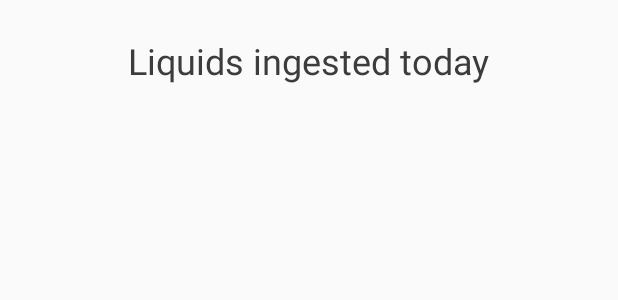
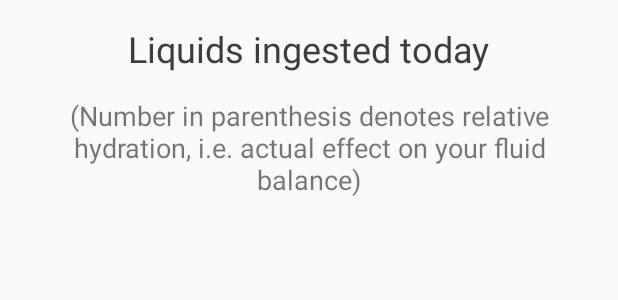
Before and after one commit to watr-app/app, an Android app: the layout fragment_history.xml on its own in the app's theme, with its tools: preview values and no code run, on a phone screen of 412 x 824 dp. Shown: the top 300 px of the screen. Run offline under Robolectric (Android 15) with nearby library versions, the phone set to English and light mode, and no system bars.

Commit message:
Layout improvements for history and home pages

```diff
--- a/app/src/main/java/com/watr/app/ui/activities/NewHydrationRecordActivity.java
+++ b/app/src/main/java/com/watr/app/ui/activities/NewHydrationRecordActivity.java
@@ -11,7 +11,6 @@ import android.graphics.Color;
 import android.os.Bundle;
 import android.text.Editable;
 import android.text.TextWatcher;
-import android.util.Log;
 import android.view.View;
 import android.widget.AdapterView;
 import android.widget.AdapterView.OnItemSelectedListener;
@@ -20,7 +19,6 @@ import android.widget.EditText;
 import android.widget.Spinner;
 import android.widget.TextView;
 import androidx.appcompat.app.AppCompatActivity;
-import androidx.core.content.ContextCompat;
 import com.google.android.material.floatingactionbutton.FloatingActionButton;
 import com.watr.app.R;
 import com.watr.app.constants.DrinkType;
@@ -54,7 +52,7 @@ public class NewHydrationRecordActivity extends AppCompatActivity {
 
     // Init
     drinkTypeDropdown = findViewById(R.id.ingestedLiquidTypeInput);
-    drinkAmountInput = findViewById(R.id.ingestedLiquidAmountInput);
+    drinkAmountInput = findViewById(R.id.ingestedLiquidAmount);
     saveButton = findViewById(R.id.saveHydrationRecordButton);
     saveButtonHint = findViewById(R.id.saveHydrationRecordHint);
 
--- a/app/src/main/res/layout/activity_new_hydration_record.xml
+++ b/app/src/main/res/layout/activity_new_hydration_record.xml
@@ -55,7 +55,7 @@
     app:layout_constraintStart_toStartOf="@+id/leftGuideline"
     app:layout_constraintTop_toTopOf="@+id/verticalCenterGuideline" />
   <EditText
-    android:id="@+id/ingestedLiquidAmountInput"
+    android:id="@+id/ingestedLiquidAmount"
     android:layout_width="0dp"
     android:layout_height="wrap_content"
     android:layout_marginTop="24dp"
@@ -78,7 +78,7 @@
     app:layout_constraintEnd_toStartOf="@+id/rightGuideline"
     app:layout_constraintHorizontal_bias="0.495"
     app:layout_constraintStart_toStartOf="@+id/leftGuideline"
-    app:layout_constraintTop_toBottomOf="@+id/ingestedLiquidAmountInput"
+    app:layout_constraintTop_toBottomOf="@+id/ingestedLiquidAmount"
     app:layout_constraintVertical_bias="0.35000002"
     app:srcCompat="@drawable/ic_baseline_free_breakfast_24" />
   <TextView
--- a/app/src/main/res/layout/fragment_history.xml
+++ b/app/src/main/res/layout/fragment_history.xml
@@ -15,21 +15,47 @@
     android:id="@+id/pageTitle"
     android:layout_width="wrap_content"
     android:layout_height="wrap_content"
-    android:layout_marginTop="24dp"
+    android:layout_marginTop="16dp"
     android:text="@string/history_page_title_awake"
     android:textColor="@color/colorText"
     android:textSize="24sp"
-    app:layout_constraintEnd_toEndOf="parent"
-    app:layout_constraintStart_toStartOf="parent"
+    app:layout_constraintEnd_toStartOf="@+id/titleRightGuideline"
+    app:layout_constraintStart_toStartOf="@+id/titleLeftGuideline"
     app:layout_constraintTop_toTopOf="parent" />
+  <TextView
+    android:id="@+id/helperText"
+    android:layout_width="0dp"
+    android:layout_height="wrap_content"
+    android:layout_marginTop="16dp"
+    android:text="(Number in parenthesis denotes relative hydration, i.e. actual effect on your fluid balance)"
+    android:textAlignment="center"
+    android:textSize="18sp"
+    app:layout_constraintEnd_toStartOf="@+id/titleRightGuideline"
+    app:layout_constraintHorizontal_bias="0.0"
+    app:layout_constraintStart_toStartOf="@+id/titleLeftGuideline"
+    app:layout_constraintTop_toBottomOf="@+id/pageTitle" />
+  <androidx.constraintlayout.widget.Guideline
+    android:id="@+id/titleLeftGuideline"
+    android:layout_width="wrap_content"
+    android:layout_height="wrap_content"
+    android:orientation="vertical"
+    app:layout_constraintGuide_percent="0.05" />
+  <androidx.constraintlayout.widget.Guideline
+    android:id="@+id/titleRightGuideline"
+    android:layout_width="wrap_content"
+    android:layout_height="wrap_content"
+    android:orientation="vertical"
+    app:layout_constraintGuide_percent="0.95" />
   <androidx.recyclerview.widget.RecyclerView
     android:id="@+id/recyclerView"
-    android:layout_width="match_parent"
+    android:layout_width="0dp"
     android:layout_height="0dp"
     android:layout_marginTop="24dp"
     app:layout_constraintBottom_toBottomOf="parent"
     app:layout_constraintEnd_toEndOf="parent"
+    app:layout_constraintHorizontal_bias="0.0"
     app:layout_constraintStart_toStartOf="parent"
-    app:layout_constraintTop_toBottomOf="@+id/pageTitle"
+    app:layout_constraintTop_toBottomOf="@+id/helperText"
+    app:layout_constraintVertical_bias="1.0"
     tools:listitem="@layout/recyclerview_item" />
 </androidx.constraintlayout.widget.ConstraintLayout>
```
Also changed, not shown: app/src/main/java/com/watr/app/ui/utils/HydrationRecordListAdapter.java (+18 -3 lines), app/src/main/res/layout/fragment_home.xml (+15 -15 lines).
